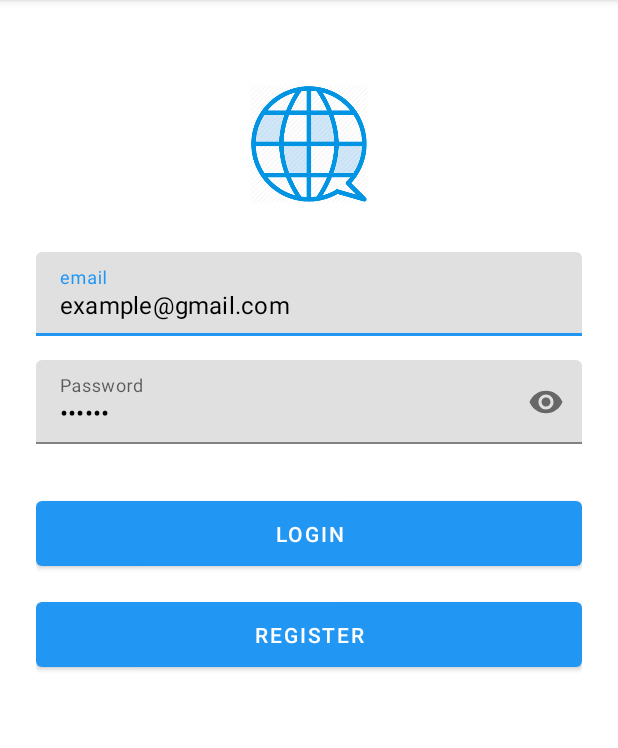
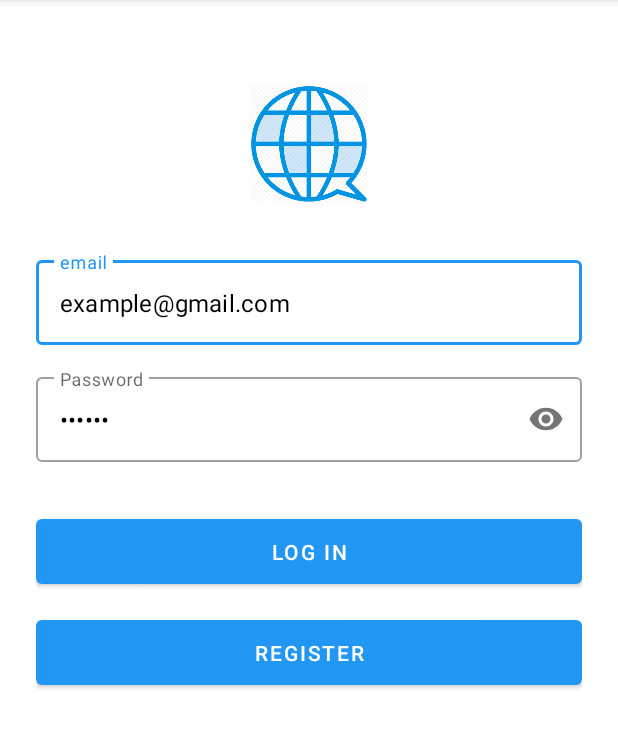
Before and after one commit to dgathogo/PostSphere, an Android app: the screen it shows after launch (LoginActivity), on a phone screen of 412 x 824 dp, the part 84-832 px from its top. Run offline under Robolectric (Android 15) with nearby library versions, the phone set to English and light mode, and no system bars; our stand-ins replace Firebase (no records; nobody signed in at launch, a user with empty details on screens opened directly).

Commit message:
ui updates

```diff
--- a/app/src/main/res/layout/activity_login.xml
+++ b/app/src/main/res/layout/activity_login.xml
@@ -20,13 +20,15 @@
         android:layout_width="match_parent"
         android:layout_height="wrap_content"
         android:layout_marginTop="8dp"
+        style="@style/Widget.MaterialComponents.TextInputLayout.OutlinedBox"
         android:layout_marginBottom="8dp">
 
         <EditText
             android:id="@+id/etEmail"
             android:layout_width="match_parent"
             android:layout_height="wrap_content"
-            android:hint="email"
+            android:hint="@string/email"
+            android:background="@null"
             android:inputType="textEmailAddress"
             android:text="example@gmail.com" />
     </com.google.android.material.textfield.TextInputLayout>
@@ -36,13 +38,15 @@
         android:layout_height="wrap_content"
         android:layout_marginTop="8dp"
         android:layout_marginBottom="8dp"
+        style="@style/Widget.MaterialComponents.TextInputLayout.OutlinedBox"
         app:passwordToggleEnabled="true">
 
         <EditText
             android:id="@+id/etPassword"
             android:layout_width="match_parent"
             android:layout_height="wrap_content"
-            android:hint="Password"
+            android:hint="@string/password"
+            android:background="@null"
             android:inputType="textPassword"
             android:text="123456" />
     </com.google.android.material.textfield.TextInputLayout>
@@ -55,7 +59,7 @@
         android:layout_marginBottom="12dp"
         android:onClick="loginClick"
         android:padding="12dp"
-        android:text="Login" />
+        android:text="@string/log_in" />
 
     <com.google.android.material.button.MaterialButton
         android:id="@+id/btnRegister"
@@ -63,6 +67,6 @@
         android:layout_height="wrap_content"
         android:onClick="registerClick"
         android:padding="12dp"
-        android:text="Register" />
+        android:text="@string/register" />
 
 </LinearLayout>
--- a/app/src/main/res/values/colors.xml
+++ b/app/src/main/res/values/colors.xml
@@ -2,9 +2,11 @@
 <resources>
     <color name="colorPrimary">#2196F3</color>
     <color name="colorPrimaryDark">#1976D2</color>
-    <color name="colorAccent">#14DAC6</color>
+    <color name="colorAccent">#B90F93</color>
     <color name="textColorPrimary">#FFFFFF</color>
+    <color name="colorCardBackground">#10A9B4</color>
     <color name="windowBackground">#FFFFFF</color>
     <color name="navigationBarColor">#000000</color>
     <color name="black_trans">#BA000000</color>
+    <color name="customCardBg">#3F78B5</color>
 </resources>
--- a/app/src/main/res/values/dimens.xml
+++ b/app/src/main/res/values/dimens.xml
@@ -5,5 +5,6 @@
     <dimen name="activity_vertical_margin">16dp</dimen>
     <dimen name="activity_horizontal_margin">16dp</dimen>
     <dimen name="item_margin">4dp</dimen>
+    <dimen name="text_size">15sp</dimen>
     <dimen name="design_fab_image_size" tools:override="true">36dp</dimen>
 </resources>
--- a/app/src/main/res/values/strings.xml
+++ b/app/src/main/res/values/strings.xml
@@ -40,4 +40,8 @@
     <string name="post">Post</string>
     <string name="attach">Attach</string>
     <string name="title">Title</string>
+    <string name="log_in">Log in</string>
+    <string name="register">Register</string>
+    <string name="password">Password</string>
+    <string name="email">email</string>
 </resources>
--- a/app/src/main/res/values/styles.xml
+++ b/app/src/main/res/values/styles.xml
@@ -12,7 +12,6 @@
         <item name="android:textColorSecondary">@android:color/white</item>
         <item name="actionMenuTextColor">@android:color/white</item>
         <item name="titleTextColor">#000000</item>
-        <item name="android:buttonStyle">@style/Button</item>
         <item name="android:textViewStyle">@style/customTextViewStyle</item>
         <item name="android:editTextColor">#000000</item>
         <item name="materialCardViewStyle">@style/MyCardView</item>
@@ -24,12 +23,7 @@
     </style>
 
     <style name="MyCardView" parent="Widget.MaterialComponents.CardView">
-        <item name="cardBackgroundColor">#C63F51F0</item>
-    </style>
-
-    <style name="Button" parent="Widget.AppCompat.Button">
-        <item name="android:textAllCaps">false</item>
-        <item name="android:background">#C3424242</item>
+        <item name="cardBackgroundColor">@color/colorCardBackground</item>
     </style>
 
     <style name="AppTheme.AppBarOverlay" parent="ThemeOverlay.AppCompat.Dark.ActionBar" />
@@ -37,8 +31,8 @@
     <style name="AppTheme.PopupOverlay" parent="ThemeOverlay.AppCompat.Light" />
 
     <style name="customTextViewStyle" parent="TextAppearance.AppCompat">
-        <item name="android:textSize">15sp</item>
-        <item name="android:textColor">#000000</item>
+        <item name="android:textSize">@dimen/text_size</item>
+        <item name="android:textColor">@color/navigationBarColor</item>
     </style>
 
 </resources>
```
Also changed, not shown: app/src/main/res/layout/activity_post_detail.xml (+5 -3 lines), app/src/main/res/layout/comment_row.xml (+3 -7 lines), app/src/main/res/layout/post_row.xml (+3 -7 lines).
